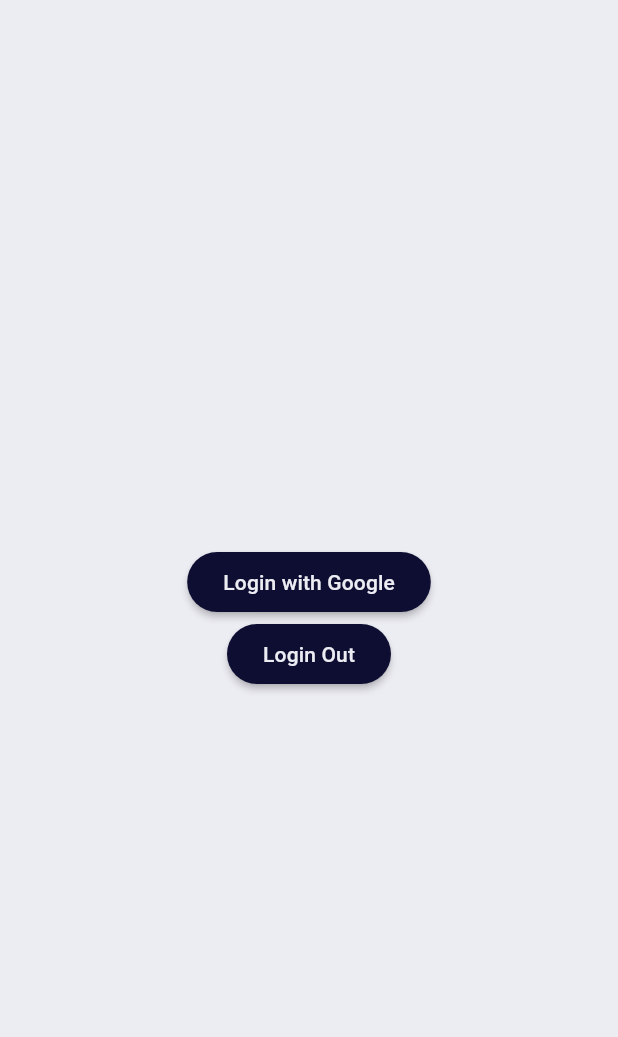
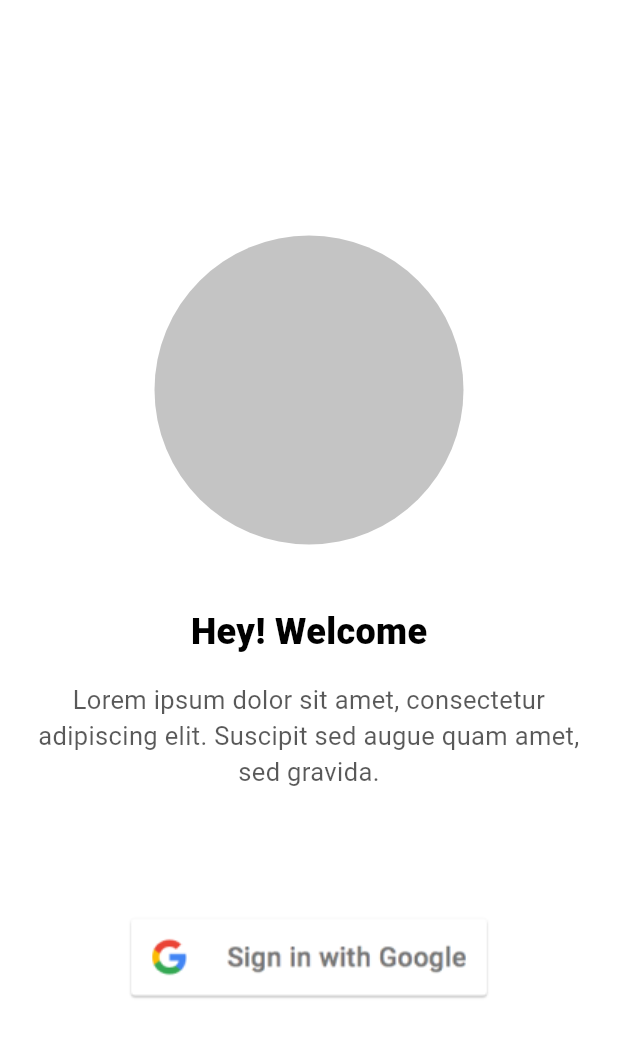
Before and after one commit to gdsc-nits-org/efficacy_admin, a Flutter app: the screen it shows after launch, on a phone screen of 412 x 824 dp. Shown: the top 1037 px of the screen. Run offline on Flutter 3.47's test engine with Material 2 defaults, Android fonts, the phone set to English and light mode, and no system bars; our stand-ins replace flutter_dotenv, freezed_annotation, google_sign_in, hive, intl_phone_number_input; missing offline and left inert: mongo_dart; accounts and stored records are empty; Roboto replaces fonts that are missing (Comfortaa).

Commit message:
welcome page created

```diff
--- a/lib/main.dart
+++ b/lib/main.dart
@@ -27,10 +27,12 @@ class MyApp extends StatelessWidget {
       routes: {
         ExperimentPage.routeName: (BuildContext context) =>
             const ExperimentPage(),
+        WelcomePage.routeName: (context) => const WelcomePage()
       },
       builder: ErrorHandler.handle,
       theme: lightTheme,
-      initialRoute: ExperimentPage.routeName,
+      initialRoute: WelcomePage.routeName,
+      //ExperimentPage.routeName,
       home: const MyHomePage(title: 'Flutter Demo Home Page'),
     );
   }
--- /dev/null
+++ b/lib/pages/login/welcome_page.dart
@@ -0,0 +1,62 @@
+import 'package:flutter/material.dart';
+
+class WelcomePage extends StatelessWidget {
+  const WelcomePage({super.key});
+
+  //route
+  static const String routeName = "/WelcomePage";
+
+  @override
+  Widget build(BuildContext context) {
+    //screen height and width
+    double myHeight = MediaQuery.of(context).size.height;
+    double myWidth = MediaQuery.of(context).size.width;
+
+    return Scaffold(
+      backgroundColor: Colors.white,
+      body: Container(
+        width: double.infinity,
+        child: Column(
+          mainAxisAlignment: MainAxisAlignment.center,
+          crossAxisAlignment: CrossAxisAlignment.center,
+          children: [
+            //circle avatar which will show the user's profile pic
+            CircleAvatar(
+              backgroundColor: Color.fromRGBO(196, 196, 196, 1),
+              radius: myWidth * 0.25,
+              child: SizedBox(),
+            ),
+            SizedBox(
+              height: myHeight * 0.05,
+            ),
+            //welcome message
+            Text(
+              "Hey! Welcome",
+              style: TextStyle(fontWeight: FontWeight.w900, fontSize: 24),
+            ),
+            SizedBox(
+              height: myHeight * 0.02,
+            ),
+            Padding(
+              padding: const EdgeInsets.only(left: 16, right: 16),
+              child: Text(
+                "Lorem ipsum dolor sit amet, consectetur adipiscing elit. Suscipit sed augue quam amet, sed gravida.",
+                textAlign: TextAlign.center,
+                style: TextStyle(
+                    fontSize: 17, color: Colors.black.withOpacity(0.65)),
+              ),
+            ),
+            SizedBox(
+              height: myHeight * 0.1,
+            ),
+            //sign in with google button
+            InkWell(
+                onTap: () {},
+                child: Image.asset(
+                    "assets/images/btn_google_signin_light_normal_web@2x 1.png"))
+          ],
+        ),
+      ),
+    );
+  }
+}
--- a/lib/pages/pages.dart
+++ b/lib/pages/pages.dart
@@ -1,3 +1,4 @@
 /// All the pages for the app
 
 export 'experiment_page/experiment_page.dart';
+export 'login/welcome_page.dart';
--- a/pubspec.yaml
+++ b/pubspec.yaml
@@ -30,6 +30,8 @@ dependencies:
   path_provider: ^2.1.1
 
 
+
+
 dev_dependencies:
   flutter_test:
     sdk: flutter
@@ -47,3 +49,4 @@ flutter:
 
   assets:
     - .env
+    - assets/images/
```
Also changed, not shown: assets/images/btn_google_signin_light_normal_web@2x 1.png (added), pubspec.lock.
